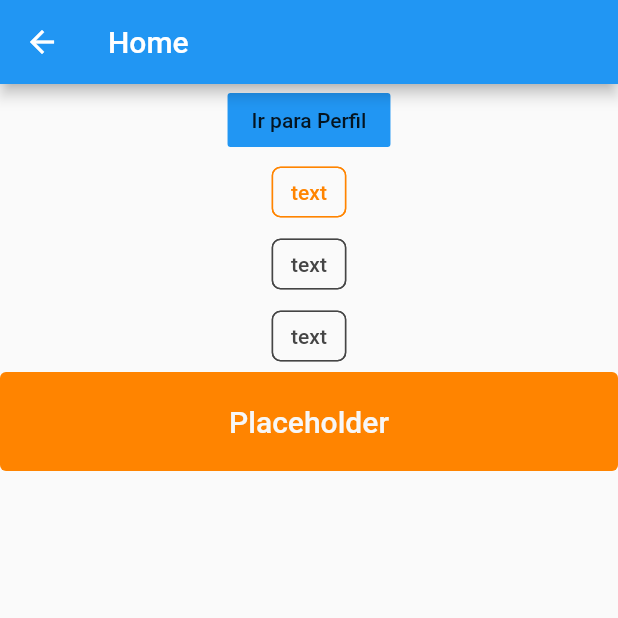
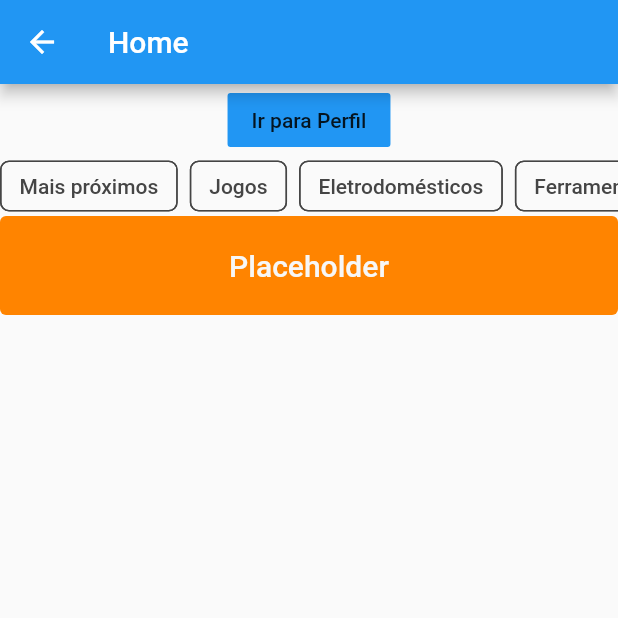
Before and after one commit to Lend-it/Front, a Flutter app: the HomePage screen opened directly, on a phone screen of 412 x 824 dp, the top half of it. Run offline on Flutter 3.47's test engine with Material 2 defaults, Android fonts, the phone set to English and light mode, and no system bars; our stand-ins replace shared_preferences; accounts and stored records are empty.

Commit message:
feat: fga-eps-mds/2020.2-Lend.it#88 create CategoryChipList widget
Co-authored-by: Youssef Muhamad <emaildeyoussefmuhamad@gmail.com>

```diff
--- a/lib/view/home/home_page.dart
+++ b/lib/view/home/home_page.dart
@@ -2,6 +2,7 @@ import 'package:flutter/material.dart';
 import 'package:flutter/widgets.dart';
 import 'package:front/routes/app_routes.dart';
 import 'package:front/widgets/button.dart';
+import 'package:front/widgets/category_chip_list.dart';
 
 import '../../widgets/category_chip.dart';
 
@@ -21,9 +22,7 @@ class HomePage extends StatelessWidget {
             child: Text('Ir para Perfil'),
             color: Colors.blue,
           ),
-          CategoryChip(isSelected: true,),
-          CategoryChip(),
-          CategoryChip(),
+          CategoryChipList(),
           Button(
             title: 'Placeholder',
             onPressed: () {
--- a/lib/widgets/category_chip.dart
+++ b/lib/widgets/category_chip.dart
@@ -4,8 +4,12 @@ import 'package:front/theme/colors.dart';
 
 class CategoryChip extends StatelessWidget {
   final bool isSelected;
+  final String label;
 
-  const CategoryChip({this.isSelected = false});
+  CategoryChip({
+    @required this.label,
+    this.isSelected = false,
+  });
 
   @override
   Widget build(BuildContext context) {
@@ -13,12 +17,14 @@ class CategoryChip extends StatelessWidget {
 
     return Chip(
       backgroundColor: Colors.transparent,
-      label: Text('text', style: TextStyle(color: chipColor),),
+      label: Text(
+        label,
+        style: TextStyle(color: chipColor),
+      ),
       shape: RoundedRectangleBorder(
         borderRadius: BorderRadius.circular(6),
-        side: BorderSide(color: chipColor)
+        side: BorderSide(color: chipColor),
       ),
     );
   }
-
 }
--- /dev/null
+++ b/lib/widgets/category_chip_list.dart
@@ -0,0 +1,29 @@
+import 'package:flutter/material.dart';
+import 'package:front/widgets/category_chip.dart';
+
+List<String> categories = [
+  'Mais próximos',
+  'Jogos',
+  'Eletrodomésticos',
+  'Ferramentas',
+  'Pets'
+];
+
+class CategoryChipList extends StatelessWidget {
+  @override
+  Widget build(BuildContext context) {
+    return Container(
+      height: 40,
+      child: ListView.builder(
+        scrollDirection: Axis.horizontal,
+        itemCount: categories.length,
+        itemBuilder: (ctx, index) => Padding(
+          padding: const EdgeInsets.only(right: 8),
+          child: CategoryChip(
+            label: categories[index],
+          ),
+        ),
+      ),
+    );
+  }
+}
```
